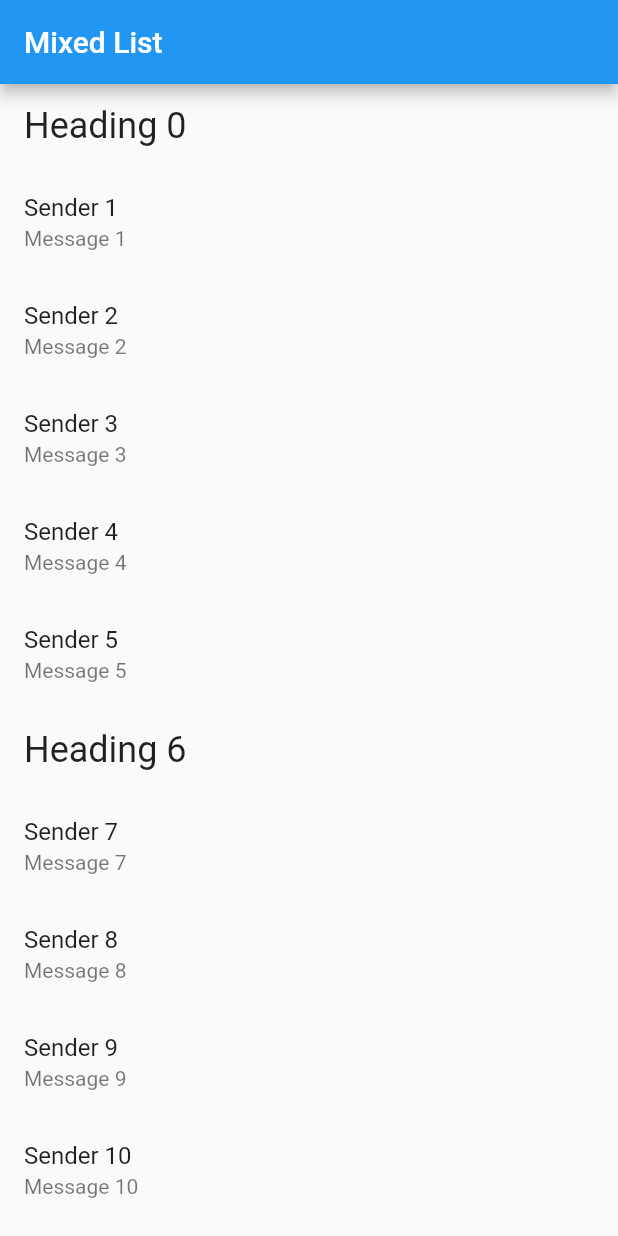
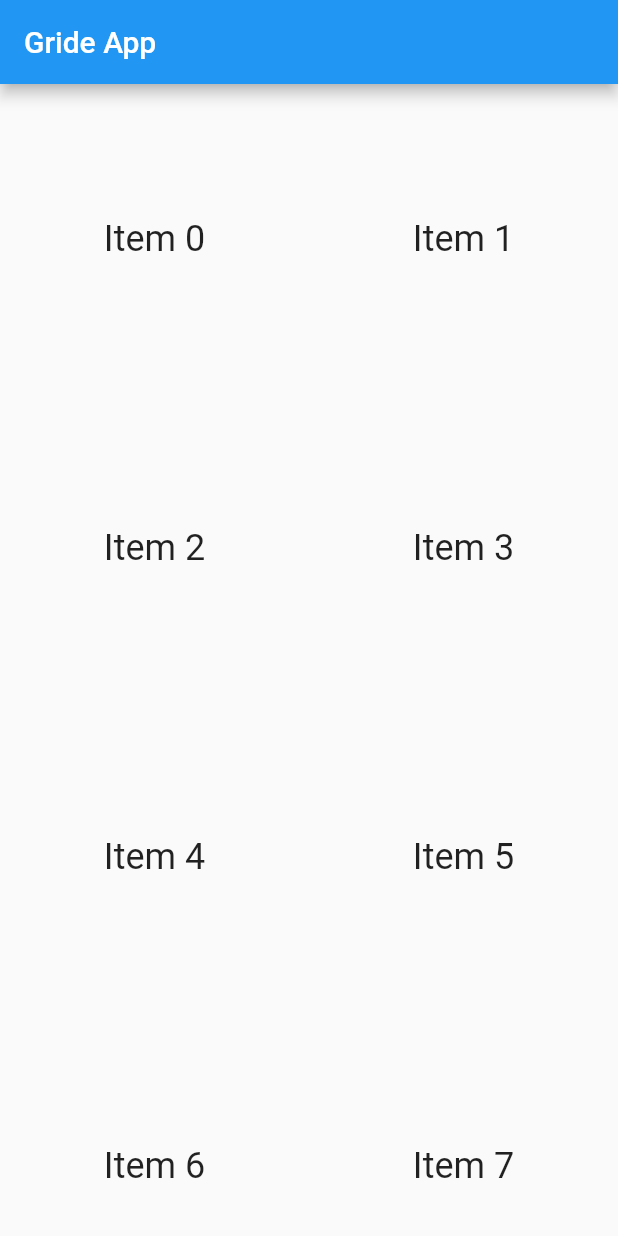
Before and after one commit to ggggxiaolong/flutter_app, a Flutter app: the screen it shows after launch, on a phone screen of 412 x 824 dp. Run offline on Flutter 3.47's test engine with Material 2 defaults, Android fonts, the phone set to English and light mode, and no system bars.

Commit message:
Grideview

```diff
--- a/lib/main.dart
+++ b/lib/main.dart
@@ -1,58 +1,29 @@
 import 'package:flutter/material.dart';
 
-abstract class ListItem {}
+void main() => runApp(new GrideApp());
 
-class HeadingItem implements ListItem {
-  final String heading;
-
-  HeadingItem(this.heading);
-}
-
-class MessageItem implements ListItem {
-  final String sender;
-  final String body;
-
-  MessageItem(this.sender, this.body);
-}
-
-class MixedApp extends StatelessWidget {
-  final List<ListItem> items;
-  MixedApp({Key key, this.items}) : super(key: key);
-
+class GrideApp extends StatelessWidget {
   @override
-  Widget build(BuildContext context) {
-    return new MaterialApp(
-        title: "Mixed List",
+    Widget build(BuildContext context) {
+      return new MaterialApp(
+        title: "Gride List",
         home: new Scaffold(
           appBar: new AppBar(
-            title: new Text("Mixed List"),
+            title: new Text("Gride App"),
           ),
-          body: new ListView.builder(
-            itemCount: items.length,
-            itemBuilder: (context, index) {
-              final item = items[index];
-              if (item is HeadingItem) {
-                return new ListTile(
-                  title: new Text(
-                    item.heading,
-                    style: Theme.of(context).textTheme.headline,
-                  ),
-                );
-              } else if (item is MessageItem) {
-                return new ListTile(
-                  title: new Text(item.sender),
-                  subtitle: new Text(item.body),
-                );
-              }
-            },
+          body: new GridView.count(
+            crossAxisCount: 2,
+            children: new List.generate(
+              100,
+              (i) => new Center(
+                child: new Text(
+                  "Item $i",
+                  style: Theme.of(context).textTheme.headline,
+                ),
+              )
+            ),
           ),
-        ));
-  }
+        ),
+      );
+    }
 }
-
-void main() => runApp(new MixedApp(
-    items: new List<ListItem>.generate(
-        1000,
-        (i) => i % 6 == 0
-            ? new HeadingItem("Heading $i")
-            : new MessageItem("Sender $i", "Message $i"))));
```
